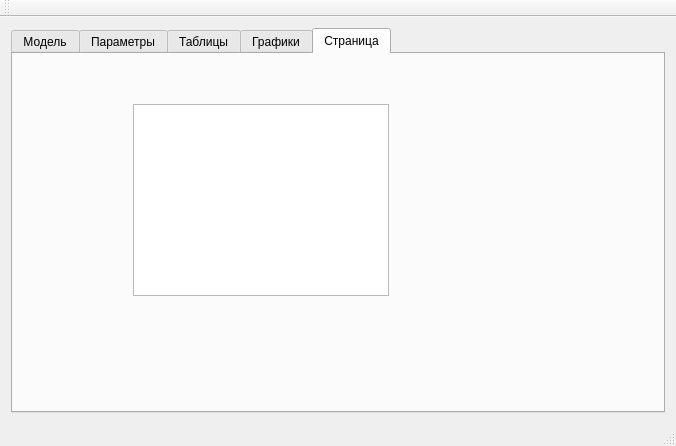
Qt form mainwindow.ui (TemVin/Neuronetwork) before a commit.
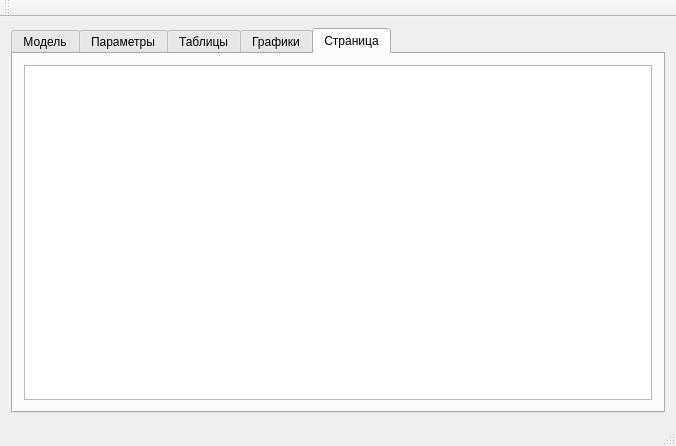
The same form after that commit. The open tabs and pages were chosen to show the change. Custom widgets are drawn as their Qt base class.

Patch:
```diff
--- a/mainwindow.ui
+++ b/mainwindow.ui
@@ -226,16 +226,11 @@
        <attribute name="title">
         <string>Страница</string>
        </attribute>
-       <widget class="QTextBrowser" name="textBrowserLog">
-        <property name="geometry">
-         <rect>
-          <x>120</x>
-          <y>50</y>
-          <width>256</width>
-          <height>192</height>
-         </rect>
-        </property>
-       </widget>
+       <layout class="QHBoxLayout" name="horizontalLayout_7">
+        <item>
+         <widget class="QTextBrowser" name="textBrowserLog"/>
+        </item>
+       </layout>
       </widget>
      </widget>
     </item>
```
